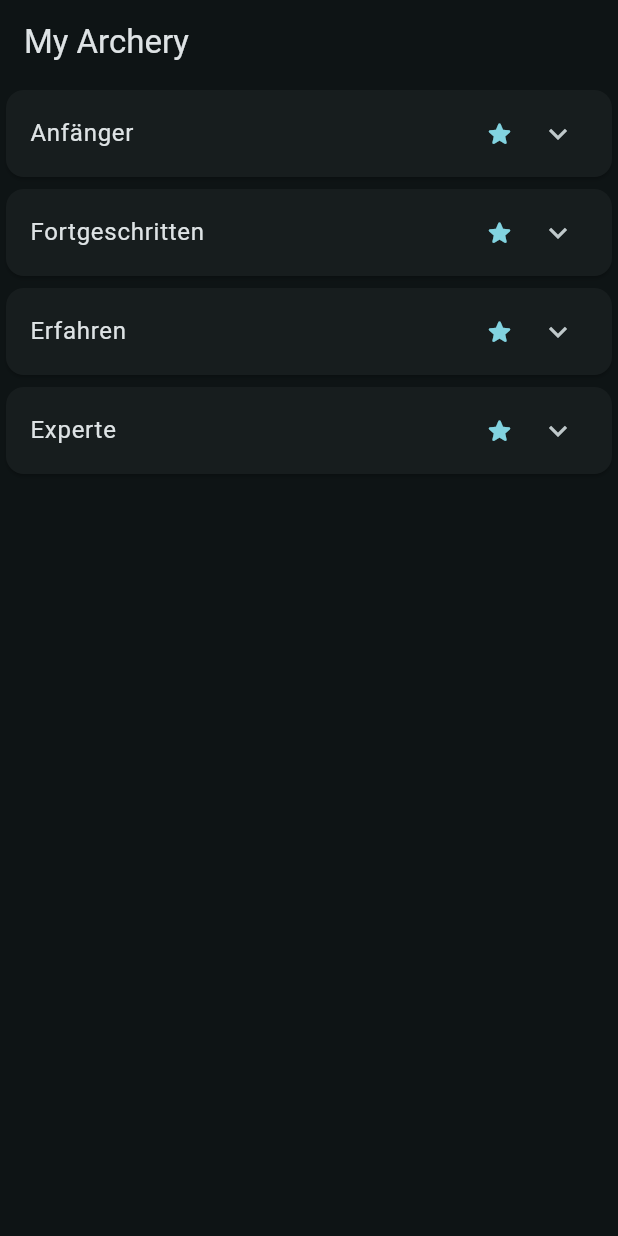
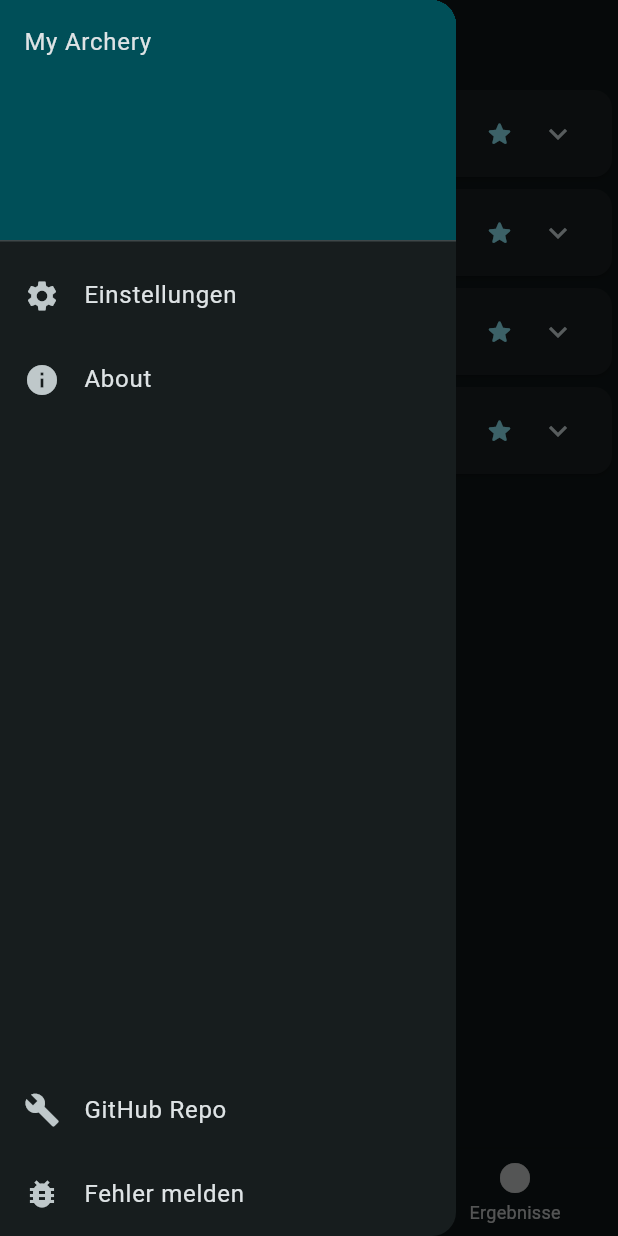
Before and after one commit to Cupcake-Systems/my_archery, a Flutter app: the screen it shows after launch, with the side drawer open (before the commit the screen has no drawer), on a phone screen of 412 x 824 dp. Run offline on Flutter 3.47's test engine with Material 3 defaults, Android fonts, the phone set to English and light mode, and no system bars; drawn by our look-alikes of flutter_rating_stars; our stand-ins replace package_info_plus, shared_preferences.

Commit message:
drawer and bottom navigation bar

```diff
--- a/lib/main.dart
+++ b/lib/main.dart
@@ -2,13 +2,22 @@ import 'package:flutter/material.dart';
 import 'package:flutter/services.dart' show rootBundle;
 import 'package:my_archery/experience_levels/skeleton_parser.dart';
 import 'package:my_archery/experience_levels/widget_generator.dart';
+import 'package:my_archery/pages/about_page.dart';
+import 'package:my_archery/pages/settings_page.dart';
 import 'package:my_archery/storage.dart';
+import 'package:package_info_plus/package_info_plus.dart';
+import 'package:url_launcher/url_launcher_string.dart';
+
+const String repoUrl = "https://github.com/Cupcake-Systems/my_archery";
+const String reportIssueUrl = "$repoUrl/issues/new";
 
 late final LevelSkeleton levelSkeleton;
+late final PackageInfo packageInfo;
 
 Future<void> main() async {
   WidgetsFlutterBinding.ensureInitialized();
   levelSkeleton = SkeletonParser.parseJson(await rootBundle.loadString("assets/skeleton.json"));
+  packageInfo = await PackageInfo.fromPlatform();
   Storage.init();
   runApp(const MyApp());
 }
@@ -40,13 +49,80 @@ class MyHomePage extends StatefulWidget {
 }
 
 class _MyHomePageState extends State<MyHomePage> {
+  int selectedIndex = 0;
+
   @override
   Widget build(BuildContext context) {
     return Scaffold(
       appBar: AppBar(
         title: const Text("My Archery"),
       ),
-      body: WidgetGenerator(skeleton: levelSkeleton),
+      body: [
+        WidgetGenerator(skeleton: levelSkeleton),
+        const Center(child: Text("Coming soon")),
+        const Center(child: Text("Coming soon")),
+      ][selectedIndex],
+      bottomNavigationBar: BottomNavigationBar(
+        items: const [
+          BottomNavigationBarItem(label: "Technik", icon: Icon(Icons.account_tree)),
+          BottomNavigationBarItem(label: "Ausrüstung", icon: Icon(Icons.accessibility)),
+          BottomNavigationBarItem(label: "Ergebnisse", icon: Icon(Icons.circle)),
+        ],
+        currentIndex: selectedIndex,
+        onTap: (value) {
+          setState(() {
+            selectedIndex = value;
+          });
+        },
+      ),
+      drawer: Drawer(
+        child: Column(
+          crossAxisAlignment: CrossAxisAlignment.stretch,
+          children: [
+            DrawerHeader(
+              decoration: BoxDecoration(color: Theme.of(context).colorScheme.primaryContainer),
+              child: const Text('My Archery'),
+            ),
+            ListTile(
+              title: const Text('Einstellungen'),
+              onTap: () {
+                Navigator.of(context).push(
+                  MaterialPageRoute(
+                    builder: (context) {
+                      return const SettingsPage();
+                    },
+                  ),
+                );
+              },
+              leading: const Icon(Icons.settings),
+            ),
+            ListTile(
+              title: const Text('About'),
+              onTap: () {
+                Navigator.of(context).push(
+                  MaterialPageRoute(
+                    builder: (context) {
+                      return const AboutPage();
+                    },
+                  ),
+                );
+              },
+              leading: const Icon(Icons.info),
+            ),
+            const Spacer(),
+            ListTile(
+              title: const Text('GitHub Repo'),
+              onTap: () => launchUrlString(repoUrl),
+              leading: const Icon(Icons.build),
+            ),
+            ListTile(
+              title: const Text('Fehler melden'),
+              onTap: () => launchUrlString(reportIssueUrl),
+              leading: const Icon(Icons.bug_report),
+            ),
+          ],
+        ),
+      ),
     );
   }
 }
--- a/pubspec.yaml
+++ b/pubspec.yaml
@@ -13,7 +13,9 @@ dependencies:
     sdk: flutter
 
   flutter_rating_stars: ^1.1.0
+  url_launcher: ^6.3.0
   shared_preferences: ^2.3.2
+  package_info_plus: ^8.0.2
 
 dev_dependencies:
   flutter_test:
```
Also changed, not shown: lib/pages/about_page.dart (added, +50 -0 lines), lib/pages/settings_page.dart (added, +14 -0 lines), pubspec.lock, 2 other files.
